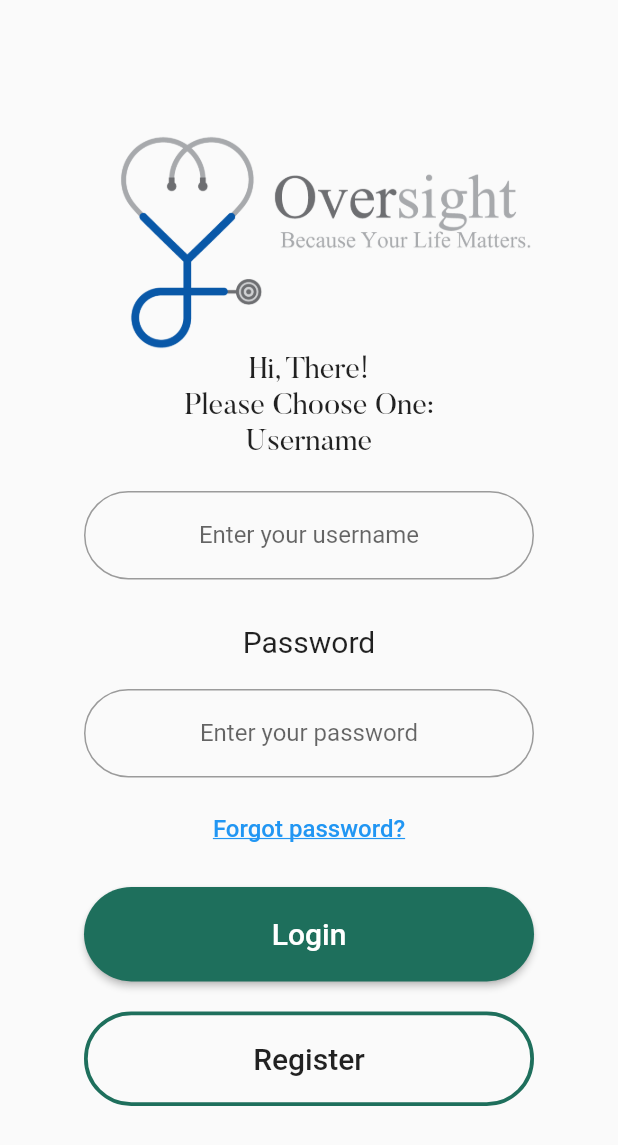
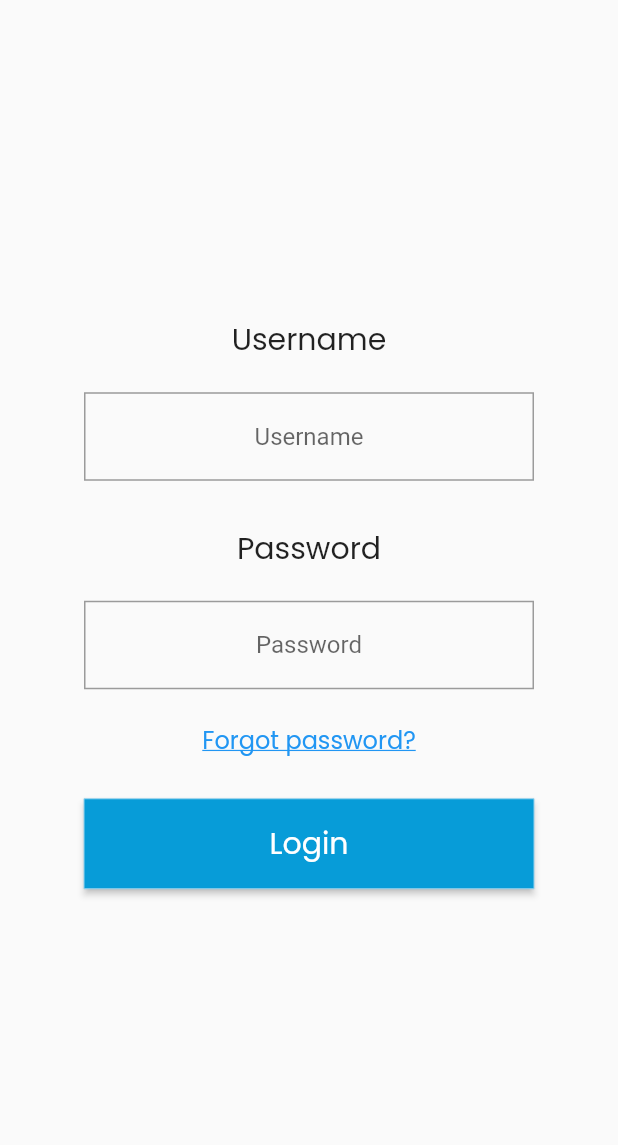
Before and after one commit to ammarrizal/stswks_health_app, a Flutter app: the LoginPage screen opened directly, on a phone screen of 412 x 824 dp. Shown: the top 1145 px of the screen. Run offline on Flutter 3.47's test engine with Material 2 defaults, Android fonts, the phone set to English and light mode, and no system bars; our stand-ins replace datetime_picker_formfield, flutter_cache_manager, font_awesome_flutter, google_fonts, hexcolor; network calls fail.

```diff
--- a/lib/views/calorie_counter_page.dart
+++ b/lib/views/calorie_counter_page.dart
@@ -105,7 +105,7 @@ class _CalorieCounterState extends State<CalorieCounter> {
                     SizedBox(height: 15.0),
                     Container(
                       width: 400,
-                      child: TextButton(
+                      child: ElevatedButton(
                         onPressed: () {
                           if (_formKey.currentState.validate()) {
                             _formKey.currentState.save();
@@ -182,7 +182,7 @@ class _CalorieCounterState extends State<CalorieCounter> {
 
                     SizedBox(height: 0.0),
 
-                    TextButton(
+                    ElevatedButton(
                       onPressed: (){
                         Navigator.push(context,
                           MaterialPageRoute(builder: (context) => ConsumedFood()),);
@@ -218,7 +218,7 @@ class _CalorieCounterState extends State<CalorieCounter> {
 
                     SizedBox(height: 15.0),
 
-                    TextButton(
+                    ElevatedButton(
                       onPressed: (){
                         Navigator.push(context,
                           MaterialPageRoute(builder: (context) => ThirdPartyAppPage()),);
@@ -290,7 +290,7 @@ class _CalorieCounterState extends State<CalorieCounter> {
 
                     SizedBox(height: 15.0),
 
-                    TextButton(
+                    ElevatedButton(
                       onPressed: (){
                         Navigator.push(context,
                           MaterialPageRoute(builder: (context) => Running()),);
@@ -326,7 +326,7 @@ class _CalorieCounterState extends State<CalorieCounter> {
 
                     SizedBox(height: 15.0),
 
-                    TextButton(
+                    ElevatedButton(
                       onPressed: (){
                         Navigator.push(context,
                           MaterialPageRoute(builder: (context) => Walking()),);
@@ -362,7 +362,7 @@ class _CalorieCounterState extends State<CalorieCounter> {
 
                     SizedBox(height: 15.0),
 
-                    TextButton(
+                    ElevatedButton(
                       onPressed: (){
                         Navigator.push(context,
                           MaterialPageRoute(builder: (context) => Cycling()),);
--- a/lib/views/login_page.dart
+++ b/lib/views/login_page.dart
@@ -63,31 +63,31 @@ class _LoginPageState extends State<LoginPage> {
               child: Column(
                 mainAxisAlignment: MainAxisAlignment.center,
                 children: <Widget>[
-                  Image.asset(
-                    'assets/oversight-logo.png',
-                    // height: 300,
-                    width: 300,
-                  ),
-                  Text(
-                    'Hi, There!',
-                    style: TextStyle(
-                      fontFamily: 'Butler',
-                      fontSize: 20.0,
-                    ),
-                  ),
-
-                  Text(
-                    'Please Choose One:',
-                    style: TextStyle(
-                      fontFamily: 'Butler',
-                      fontSize: 20.0,
-                    ),
-                  ),
+                  // Image.asset(
+                  //   'assets/oversight-logo.png',
+                  //   // height: 300,
+                  //   width: 300,
+                  // ),
+                  // Text(
+                  //   'Hi, There!',
+                  //   style: TextStyle(
+                  //     fontFamily: 'Butler',
+                  //     fontSize: 20.0,
+                  //   ),
+                  // ),
+                  //
+                  // Text(
+                  //   'Please Choose One:',
+                  //   style: TextStyle(
+                  //     fontFamily: 'Butler',
+                  //     fontSize: 20.0,
+                  //   ),
+                  // ),
 
                   Text(
                     'Username',
                     style: TextStyle(
-                      fontFamily: 'Butler',
+                      fontFamily: 'Poppins',
                       fontSize: 20.0,
                     ),
                   ),
@@ -95,20 +95,21 @@ class _LoginPageState extends State<LoginPage> {
                   Container(
                       width: 300,
                       child: TextFormField(
-                      controller: usernameController,
                         textAlign: TextAlign.center,
                         decoration: InputDecoration(
                             border: OutlineInputBorder(
-                            borderRadius: BorderRadius.circular(30.0),
+                                borderRadius: BorderRadius.circular(0.0) // 30.0 previously,
                             ),
-                          hintText: 'Enter your username'
+                            hintText: 'Username'
                         ),
-                    ),
+                        onSaved: (input) => user.userName = input,
+                      )
                   ),
                   SizedBox(height: 30),
                   Text(
                     'Password',
                     style: TextStyle(
+                      fontFamily: 'Poppins',
                       fontSize: 20.0,
                     ),
                   ),
@@ -116,16 +117,16 @@ class _LoginPageState extends State<LoginPage> {
                   Container(
                       width: 300,
                       child: TextFormField(
-                      controller: passwordController,
                         textAlign: TextAlign.center,
-                      obscureText: true,
                         decoration: InputDecoration(
                             border: OutlineInputBorder(
-                            borderRadius: BorderRadius.circular(30.0),
+                                borderRadius: BorderRadius.circular(0.0) // 30.0 previously,
                             ),
-                          hintText: 'Enter your password'
+                            hintText: 'Password'
                         ),
-                    ),
+                        obscureText: true,
+                        onSaved: (input) => user.userName = input,
+                      )
                   ),
                   SizedBox(height: 10),
                   TextButton(
@@ -134,6 +135,7 @@ class _LoginPageState extends State<LoginPage> {
                       'Forgot password?',
                       textAlign: TextAlign.right,
                       style: TextStyle(
+                        fontFamily: 'Poppins',
                         fontSize: 16.0,
                         decoration: TextDecoration.underline,
                       ),
@@ -170,14 +172,19 @@ class _LoginPageState extends State<LoginPage> {
                       },
                       style: ButtonStyle(
                         shape: MaterialStateProperty.all(RoundedRectangleBorder(
-                          borderRadius: BorderRadius.circular(40.0),
+                          borderRadius: BorderRadius.circular(0.0),
+                          side: BorderSide(
+                            color: Color(0xff96d3ee),
+                            width: 0.0,
+                          ),
                         )),
-                        padding: MaterialStateProperty.all(EdgeInsets.fromLTRB(30.0, 20.0, 30.0, 20.0)),
-                        backgroundColor: MaterialStateProperty.all(Color(0xff1e6f5c)),
+                        padding: MaterialStateProperty.all(EdgeInsets.fromLTRB(30.0, 15.0, 30.0, 15.0)),
+                        backgroundColor: MaterialStateProperty.all(Color(0xff079cd8)),
                       ),
                       child: Text(
                         'Login',
                         style: TextStyle(
+                          fontFamily: 'Poppins',
                           fontSize: 20,
                           color: Colors.white,
                         ),
@@ -185,33 +192,33 @@ class _LoginPageState extends State<LoginPage> {
                     ),
                   ),
                   SizedBox(height: 20),
-                  Container(
-                    width: 300,
-                    child: TextButton(
-                      onPressed: () {
-                        Navigator.push(context,
-                          MaterialPageRoute(builder: (context) => RegisterPage()),);
-                      },
-                      style: ButtonStyle(
-                        shape: MaterialStateProperty.all(RoundedRectangleBorder(
-                          borderRadius: BorderRadius.circular(40.0),
-                          side: BorderSide(
-                            width: 2.5,
-                            color: Color(0xff1e6f5c),
-                          ),
-                        )),
-                        padding: MaterialStateProperty.all(EdgeInsets.fromLTRB(30.0, 20.0, 30.0, 20.0)),
-                        //backgroundColor: MaterialStateProperty.all(Color(0xff1e6f5c)),
-                      ),
-                      child: Text(
-                        'Register',
-                        style: TextStyle(
-                          fontSize: 20,
-                          color: Colors.black87,
-                        ),
-                      ),
-                    ),
-                  ),
+                  // Container(
+                  //   width: 300,
+                  //   child: TextButton(
+                  //     onPressed: () {
+                  //       Navigator.push(context,
+                  //         MaterialPageRoute(builder: (context) => RegisterPage()),);
+                  //     },
+                  //     style: ButtonStyle(
+                  //       shape: MaterialStateProperty.all(RoundedRectangleBorder(
+                  //         borderRadius: BorderRadius.circular(40.0),
+                  //         side: BorderSide(
+                  //           width: 2.5,
+                  //           color: Color(0xff1e6f5c),
+                  //         ),
+                  //       )),
+                  //       padding: MaterialStateProperty.all(EdgeInsets.fromLTRB(30.0, 20.0, 30.0, 20.0)),
+                  //       //backgroundColor: MaterialStateProperty.all(Color(0xff1e6f5c)),
+                  //     ),
+                  //     child: Text(
+                  //       'Register',
+                  //       style: TextStyle(
+                  //         fontSize: 20,
+                  //         color: Colors.black87,
+                  //       ),
+                  //     ),
+                  //   ),
+                  // ),
                 ],
               ),
             ),
--- a/lib/views/welcome_page.dart
+++ b/lib/views/welcome_page.dart
@@ -1,5 +1,6 @@
 import 'package:flutter/material.dart';
 import 'package:prototype_1/models/user_model.dart';
+import 'package:prototype_1/views/login_page.dart';
 import 'my_home_page.dart';
 import 'register_page.dart';
 import 'package:prototype_1/services/api.dart';
@@ -139,7 +140,7 @@ class _WelcomePageState extends State<WelcomePage> {
                             invalidCredentials = false;
                           });
                           Navigator.push(context,
-                            MaterialPageRoute(builder: (context) => MyHomePage()),);
+                            MaterialPageRoute(builder: (context) => LoginPage()),);
                         }
                       },
                       style: ButtonStyle(
--- a/pubspec.yaml
+++ b/pubspec.yaml
@@ -36,6 +36,8 @@ dependencies:
   flutter_cache_manager: ^3.1.2
 
   datetime_picker_formfield: ^2.0.0
+
+  shared_preferences: ^2.0.6
 
 #  flutter_signin_button: ^2.0.0
 
```
Also changed, not shown: pubspec.lock. Lines whose indentation alone changed are shown as unchanged.
